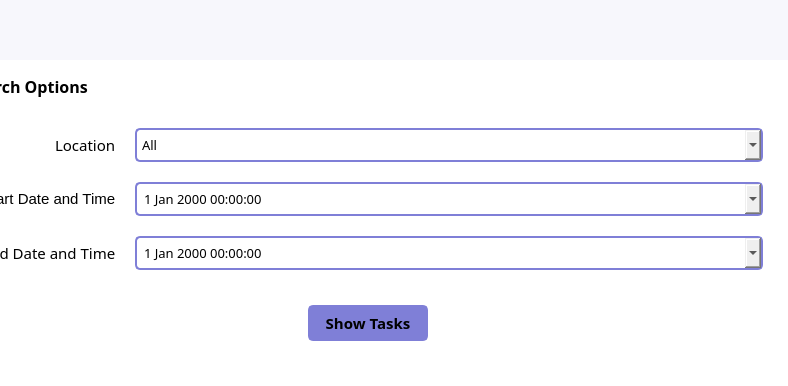
First picture: the form in interface.ui, repository FAHID-KHAN/Traffico-Finnish-Traffic-System-, before the edit; both pictures show x 259 to 1047 and y 0 to 386 of the 1047 by 762 pixel window.
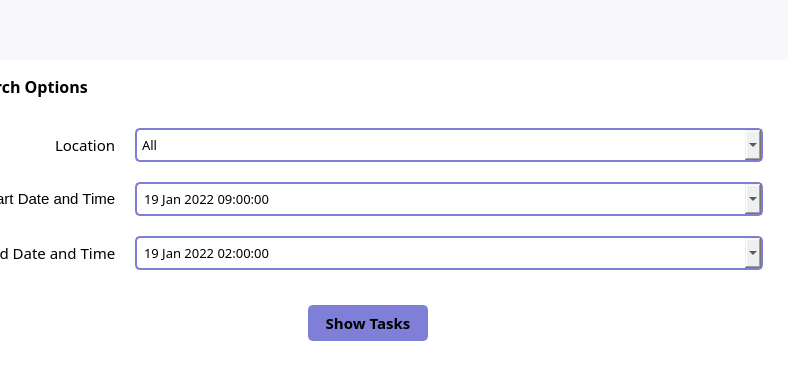
Second picture: the form after the edit. Icons and pictures are not drawn.

Diff of the .ui file:
```diff
--- a/interface.ui
+++ b/interface.ui
@@ -636,6 +636,16 @@
                              <pointsize>10</pointsize>
                             </font>
                            </property>
+                           <property name="dateTime">
+                            <datetime>
+                             <hour>9</hour>
+                             <minute>0</minute>
+                             <second>0</second>
+                             <year>2022</year>
+                             <month>1</month>
+                             <day>19</day>
+                            </datetime>
+                           </property>
                            <property name="calendarPopup">
                             <bool>true</bool>
                            </property>
@@ -674,6 +684,16 @@
                              <pointsize>10</pointsize>
                             </font>
                            </property>
+                           <property name="dateTime">
+                            <datetime>
+                             <hour>2</hour>
+                             <minute>0</minute>
+                             <second>0</second>
+                             <year>2022</year>
+                             <month>1</month>
+                             <day>19</day>
+                            </datetime>
+                           </property>
                            <property name="calendarPopup">
                             <bool>true</bool>
                            </property>
```
